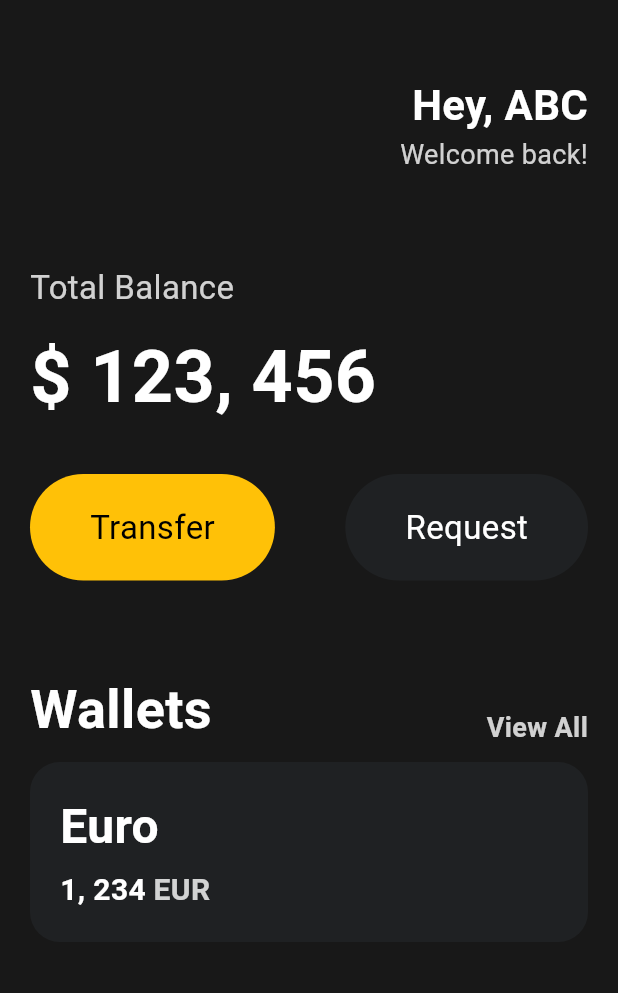
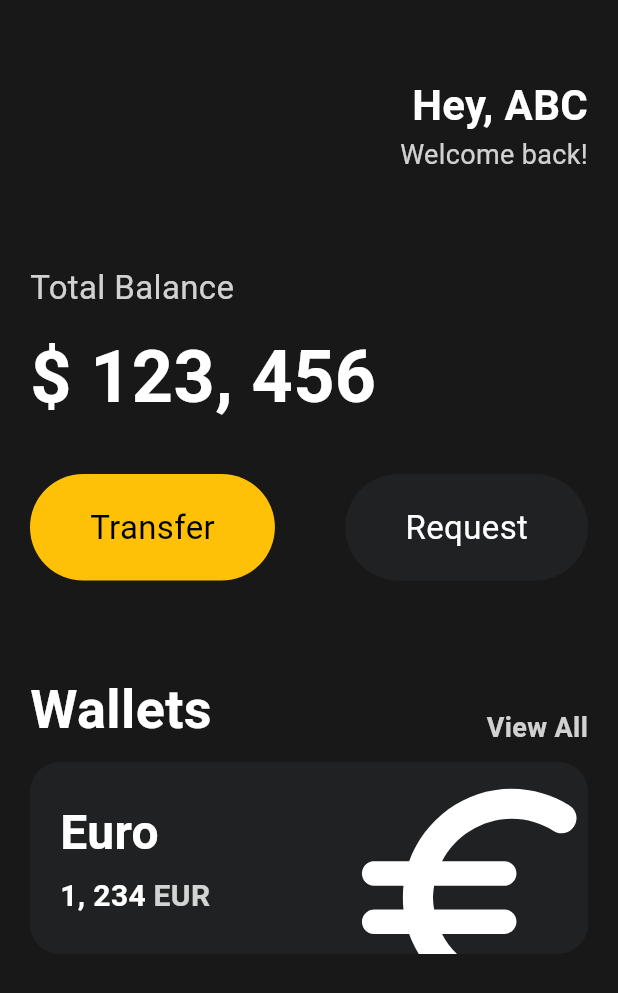
Before and after one commit to 938938/flutter_learn, a Flutter app: the screen it shows after launch, on a phone screen of 412 x 824 dp. Shown: the top 993 px of the screen. Run offline on Flutter 3.47's test engine with Material 3 defaults, Android fonts, the light colour scheme and no system bars.

Commit message:
[FEAT] 3.7 Icons and Transforms

```diff
--- a/lib/main.dart
+++ b/lib/main.dart
@@ -102,6 +102,7 @@ class MyApp extends StatelessWidget {
               ),
               SizedBox(height: 10),
               Container(
+                clipBehavior: Clip.hardEdge,
                 decoration: BoxDecoration(
                   color: const Color(0xFF1F2123),
                   borderRadius: BorderRadius.circular(20),
@@ -109,6 +110,7 @@ class MyApp extends StatelessWidget {
                 child: Padding(
                   padding: const EdgeInsets.all(20),
                   child: Row(
+                    mainAxisAlignment: MainAxisAlignment.spaceBetween,
                     children: [
                       Column(
                         crossAxisAlignment: CrossAxisAlignment.start,
@@ -132,7 +134,7 @@ class MyApp extends StatelessWidget {
                                   fontWeight: FontWeight.bold,
                                 ),
                               ),
-                              SizedBox(width: 5,),
+                              SizedBox(width: 5),
                               Text(
                                 'EUR',
                                 style: TextStyle(
@@ -145,6 +147,17 @@ class MyApp extends StatelessWidget {
                           ),
                         ],
                       ),
+                      Transform.scale(
+                        scale: 2.2,
+                        child: Transform.translate(
+                          offset: Offset(-5, 12),
+                          child: const Icon(
+                            Icons.euro_rounded,
+                            color: Colors.white,
+                            size: 88,
+                          ),
+                        ),
+                      ),
                     ],
                   ),
                 ),
```
